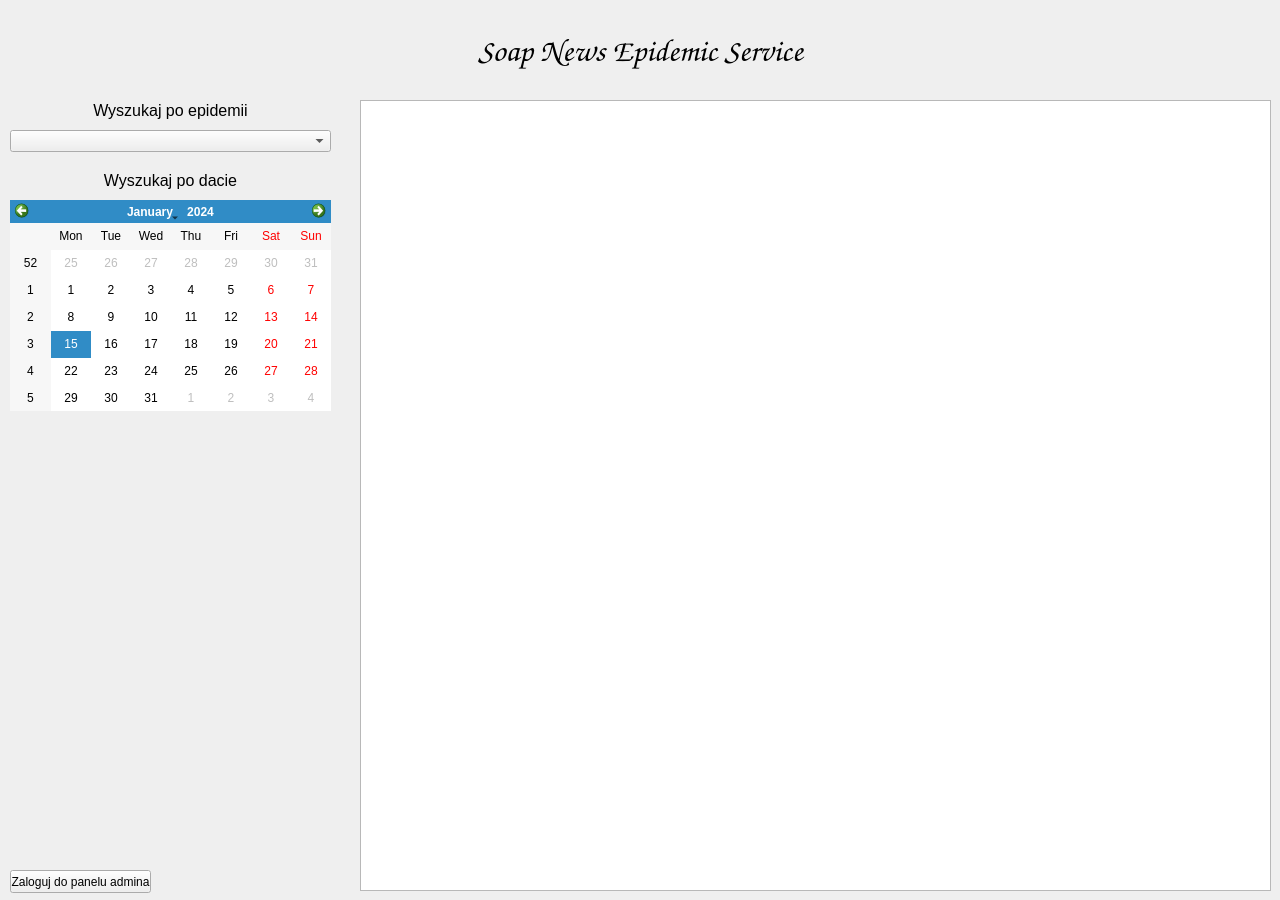
First picture: the form in client/client_main_window.ui, repository Hatulak/soap-epidemics-news-service, before the edit.
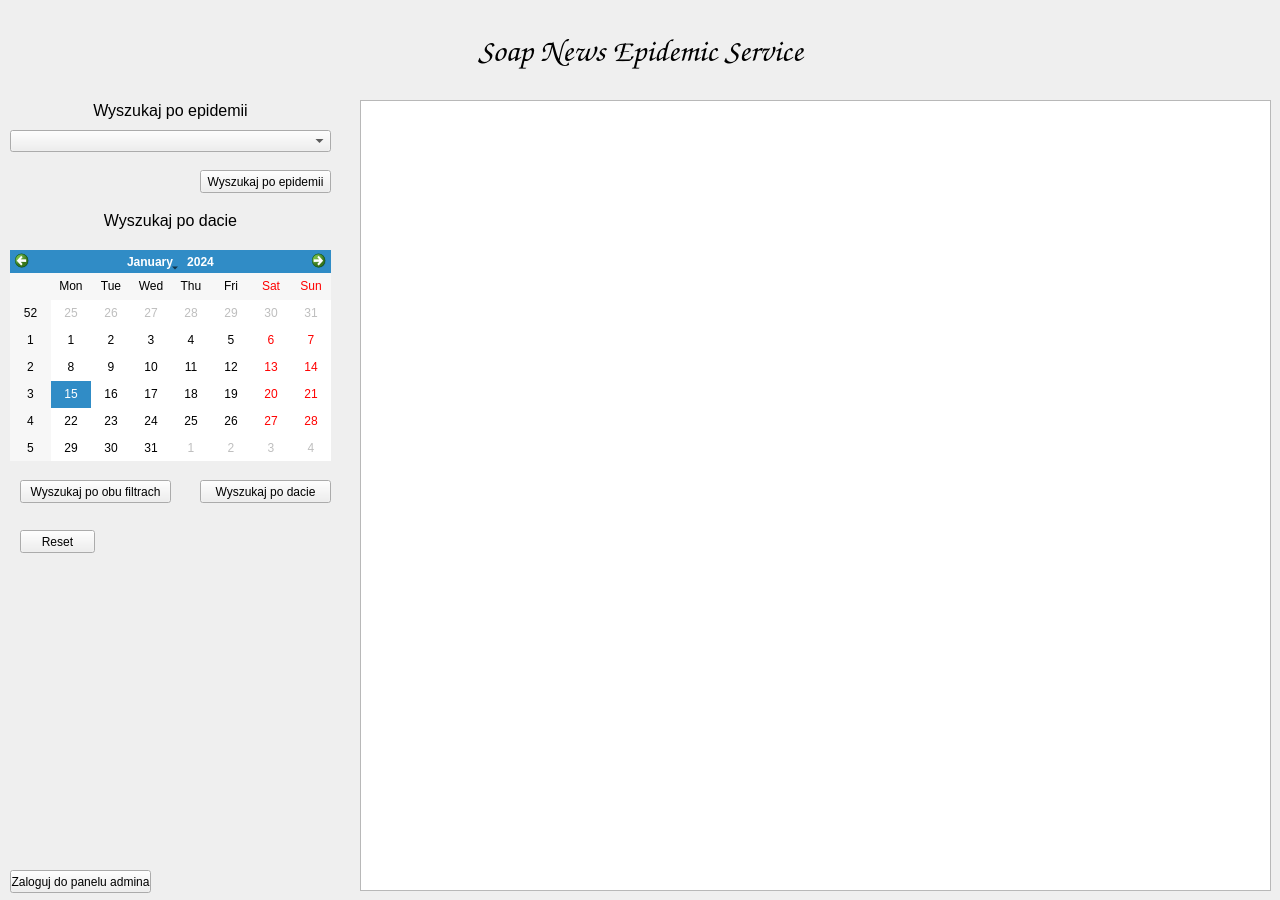
Second picture: the form after the edit.

Commit message: Filtrowanie wyników

```diff
--- a/client/client_main_window.ui
+++ b/client/client_main_window.ui
@@ -39,7 +39,7 @@
     <property name="geometry">
      <rect>
       <x>10</x>
-      <y>200</y>
+      <y>250</y>
       <width>321</width>
       <height>211</height>
      </rect>
@@ -114,7 +114,7 @@
     <property name="geometry">
      <rect>
       <x>10</x>
-      <y>170</y>
+         <y>210</y>
       <width>321</width>
       <height>21</height>
      </rect>
@@ -157,6 +157,58 @@
      </rect>
     </property>
    </widget>
+      <widget class="QPushButton" name="searchByEpidemyButton">
+          <property name="geometry">
+              <rect>
+                  <x>200</x>
+                  <y>170</y>
+                  <width>131</width>
+                  <height>23</height>
+              </rect>
+          </property>
+          <property name="text">
+              <string>Wyszukaj po epidemii</string>
+          </property>
+      </widget>
+      <widget class="QPushButton" name="searchByDateButton">
+          <property name="geometry">
+              <rect>
+                  <x>200</x>
+                  <y>480</y>
+                  <width>131</width>
+                  <height>23</height>
+              </rect>
+          </property>
+          <property name="text">
+              <string>Wyszukaj po dacie</string>
+          </property>
+      </widget>
+      <widget class="QPushButton" name="searcByBothFiltersButton">
+          <property name="geometry">
+              <rect>
+                  <x>20</x>
+                  <y>480</y>
+                  <width>151</width>
+                  <height>23</height>
+              </rect>
+          </property>
+          <property name="text">
+              <string>Wyszukaj po obu filtrach</string>
+          </property>
+      </widget>
+      <widget class="QPushButton" name="resetButton">
+          <property name="geometry">
+              <rect>
+                  <x>20</x>
+                  <y>530</y>
+                  <width>75</width>
+                  <height>23</height>
+              </rect>
+          </property>
+          <property name="text">
+              <string>Reset</string>
+          </property>
+      </widget>
   </widget>
  </widget>
  <resources/>
```
Lines whose indentation alone changed are shown as unchanged. The commit also changes 1 other file.
